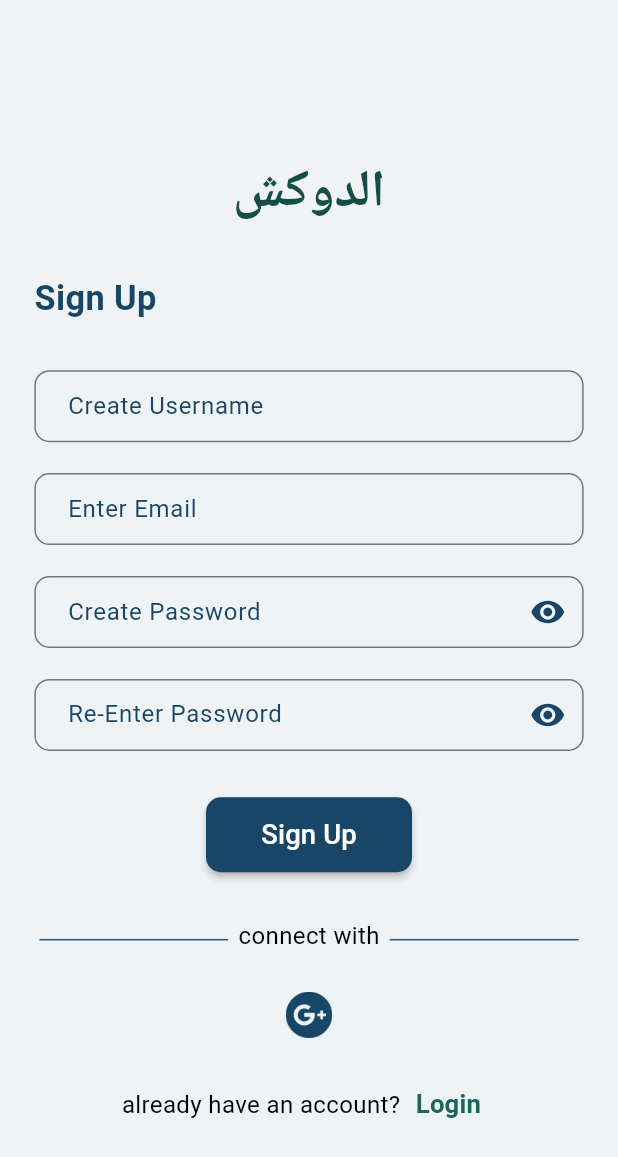
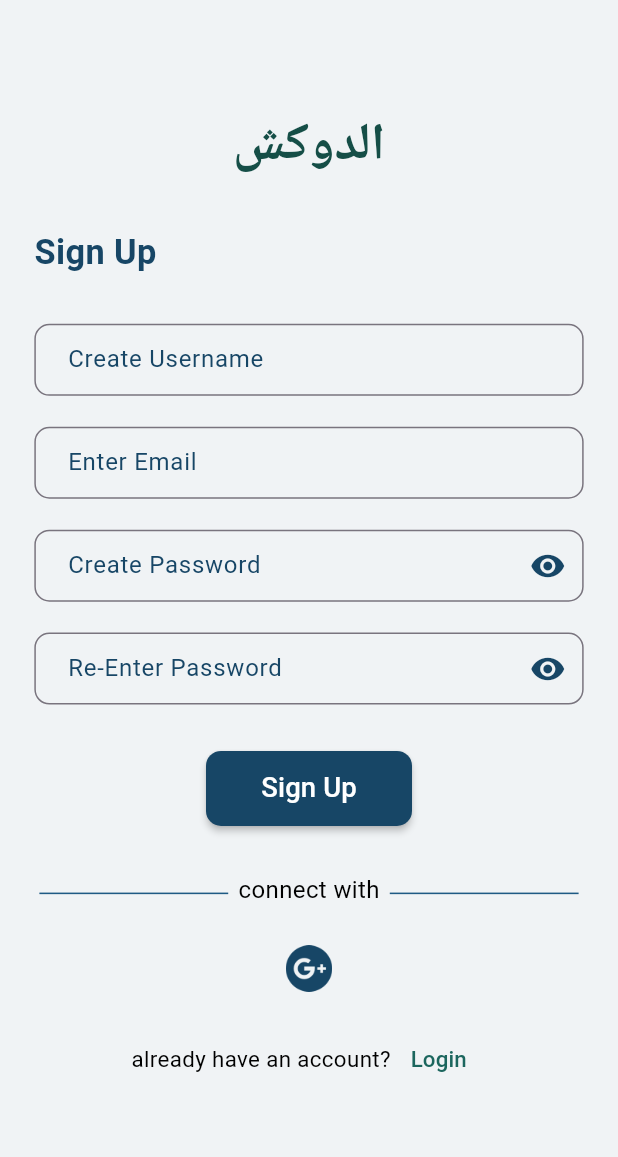
Before and after one commit to MazenAymann/clinic, a Flutter app: the RegisterScreen screen opened by its route, after a tap on "Login", after a tap on "Register", on a phone screen of 412 x 824 dp. Shown: the top 1157 px of the screen. Run offline on Flutter 3.47's test engine with Material 3 defaults, Android fonts, the phone set to English and light mode, and no system bars; our stand-ins replace bloc, equatable, flutter_bloc, flutter_screenutil, go_router, google_fonts and 1 more; Roboto replaces fonts that are missing (Cairo).

Commit message:
refactor(fixing some designs):

```diff
--- a/lib/core/auth/login/presentation/login_screen.dart
+++ b/lib/core/auth/login/presentation/login_screen.dart
@@ -38,7 +38,7 @@ class LoginScreen extends StatelessWidget {
               mainAxisAlignment: MainAxisAlignment.center,
               children: [
                 SizedBox(
-                  height: 100.h,
+                  height: 70.h,
                 ),
                 Row(
                   mainAxisAlignment: MainAxisAlignment.center,
@@ -170,7 +170,7 @@ class LoginScreen extends StatelessWidget {
                     Text(
                       'don\'t have an account?',
                       style: GoogleFonts.cairo(
-                        fontSize: 14.w,
+                        fontSize: 13.w,
                         color: Colors.black,
                       ),
                     ),
@@ -187,9 +187,9 @@ class LoginScreen extends StatelessWidget {
                       child: Text(
                         'Register',
                         style: GoogleFonts.cairo(
-                          fontSize: 15.w,
+                          fontSize: 13.w,
                           color: registerTextColor,
-                          fontWeight: FontWeight.w700,
+                          fontWeight: FontWeight.w500,
                         ),
                       ),
                     ),
--- a/lib/core/auth/register/presentation/register_screen.dart
+++ b/lib/core/auth/register/presentation/register_screen.dart
@@ -3,6 +3,7 @@ import 'dart:async';
 import 'package:clinic/constants/assets_path.dart';
 import 'package:clinic/constants/colors.dart';
 import 'package:clinic/core/auth/login/presentation/login_screen.dart';
+import 'package:clinic/core/auth/otp/presentation/otp_screen.dart';
 import 'package:clinic/utils/ui/text_form_field.dart';
 import 'package:flutter/material.dart';
 import 'package:flutter_screenutil/flutter_screenutil.dart';
@@ -24,7 +25,7 @@ class RegisterScreen extends StatelessWidget {
       //TODO: Implement Sign Up
       Timer(const Duration(seconds: 3), () {
         btnController.success();
-        context.go(LoginScreen.routeName);
+        context.go(OtpScreen.routeName);
       });
     }
 
@@ -38,7 +39,7 @@ class RegisterScreen extends StatelessWidget {
               mainAxisAlignment: MainAxisAlignment.center,
               children: [
                 SizedBox(
-                  height: 100.h,
+                  height: 70.h,
                 ),
                 Row(
                   mainAxisAlignment: MainAxisAlignment.center,
@@ -173,7 +174,7 @@ class RegisterScreen extends StatelessWidget {
                     Text(
                       'already have an account?',
                       style: GoogleFonts.cairo(
-                        fontSize: 14.w,
+                        fontSize: 13.w,
                         color: Colors.black,
                       ),
                     ),
@@ -187,9 +188,9 @@ class RegisterScreen extends StatelessWidget {
                       child: Text(
                         'Login',
                         style: GoogleFonts.cairo(
-                          fontSize: 15.w,
+                          fontSize: 13.w,
                           color: registerTextColor,
-                          fontWeight: FontWeight.w700,
+                          fontWeight: FontWeight.w500,
                         ),
                       ),
                     ),
```
